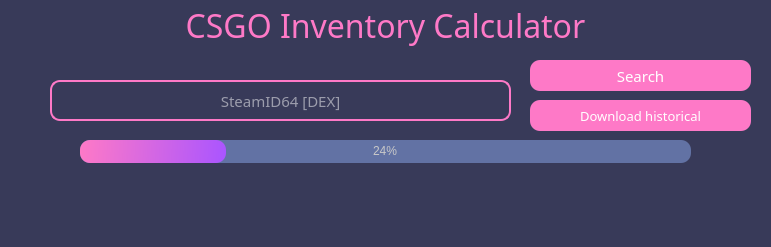
Above: gui.ui from mouadessalim/CsgoValueCalculator before the change. Below: the same form after it.
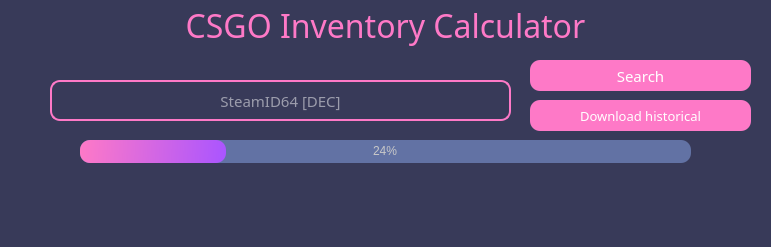
That is the form after the change.

What changed in the file:
```diff
--- a/gui.ui
+++ b/gui.ui
@@ -120,7 +120,7 @@
      <set>Qt::AlignCenter</set>
     </property>
     <property name="placeholderText">
-     <string>SteamID64 [DEX]</string>
+     <string>SteamID64 [DEC]</string>
     </property>
    </widget>
    <widget class="QPushButton" name="pushButton">
```
